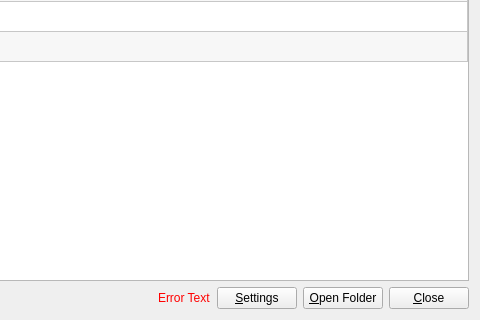
Before: the Qt Designer form mainwindow.ui in andrewrk/ruff, drawn with Qt 5; both pictures show x 391 to 871 and y 195 to 515 of the 871 by 515 pixel window.
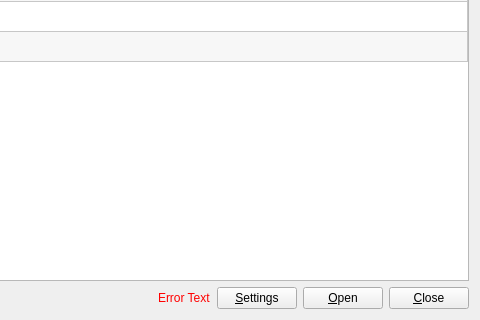
After: the same form once the commit is applied. Icons and pictures are not drawn.

```diff
--- a/mainwindow.ui
+++ b/mainwindow.ui
@@ -123,7 +123,7 @@
          <string>(Enter Key)</string>
         </property>
         <property name="text">
-         <string>&amp;Open Folder</string>
+         <string>&amp;Open</string>
         </property>
        </widget>
       </item>
```
